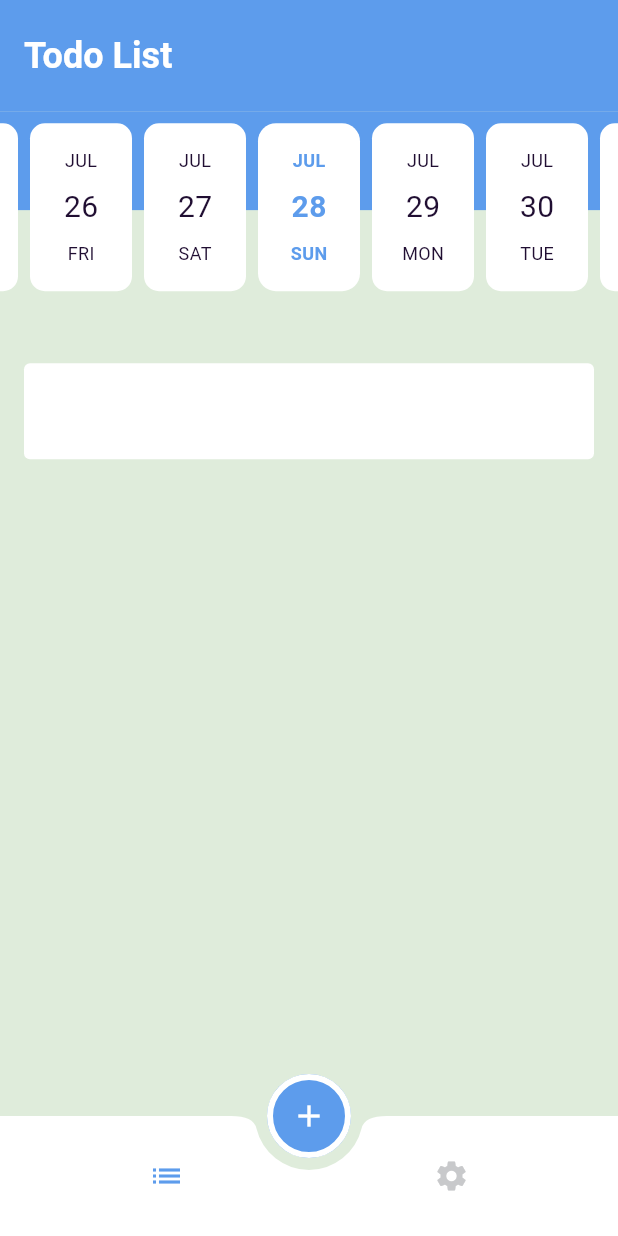
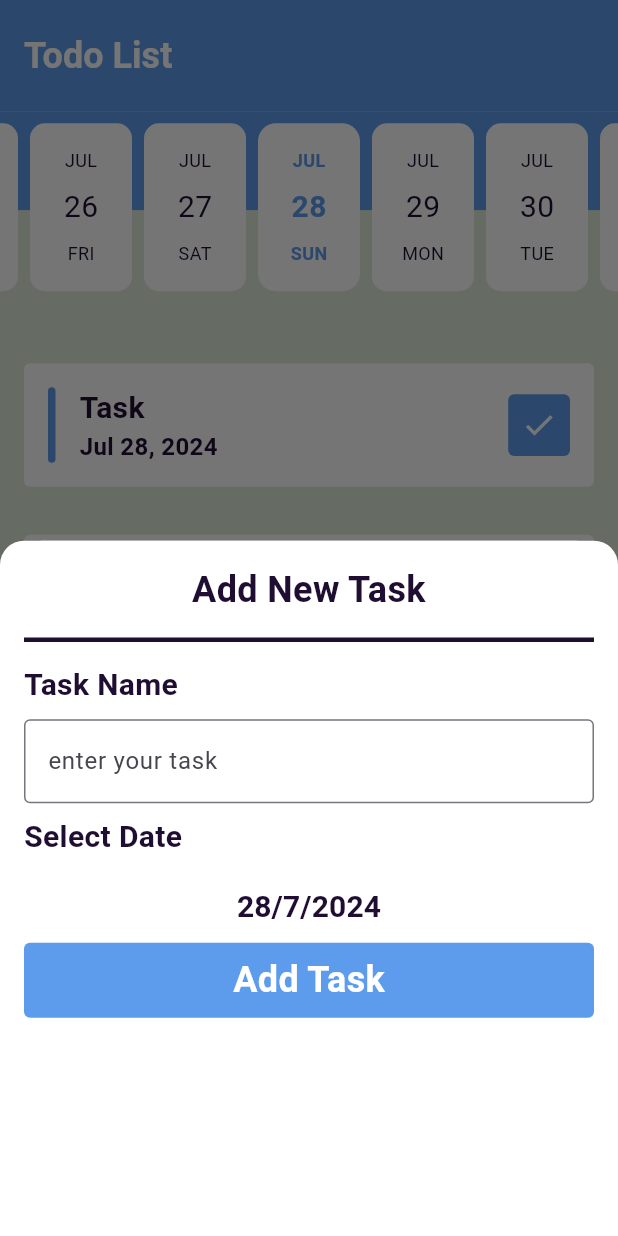
Before and after one commit to MohamedDesign-1/TodoApp, a Flutter app: the screen it shows after launch, after a tap on the "add" icon, on a phone screen of 412 x 824 dp. Run offline on Flutter 3.47's test engine with Material 3 defaults, Android fonts, the phone set to English and light mode, and no system bars; drawn by our look-alikes of easy_date_timeline, flutter_slidable; our stand-ins replace google_fonts; generated files the repository leaves out were written again; Roboto replaces fonts that are missing (Cairo).

Commit message:
finished tasks list and add local . add edit task screen

```diff
--- a/lib/l10n/app_ar.arb
+++ b/lib/l10n/app_ar.arb
@@ -2,6 +2,7 @@
 "app_title" : "قائمة المهام",
 "done" : "انتهيت",
 "delete" : "احذف",
+"edit" : "تعديل",
 "settings" : "الاعدادات",
 "tasks_list" : "قائمة المهام",
 "language" : "اللغات",
@@ -14,5 +15,11 @@
 "hint_title_edit" : "ادخل العنوان الجديد",
 "hint_details_edit" : "تفاصيل المهمه",
 "save_changes_btn" : "احفظ التغيرات",
-"hint_enter_your_task" : "ادخل مهمتك"
+"hint_enter_your_task" : "ادخل مهمتك",
+"add_new_task" : "اضافة مهمه جديده",
+"error_massage" : "الرجاء ادخال عنوان المهمه",
+"task_name" : "اسم المهمه",
+"select_date" : "اختر التاريخ",
+"task_date" : "تاريخ المهمه",
+"add_task" : "اضافة المهمه"
 }
--- a/lib/l10n/app_en.arb
+++ b/lib/l10n/app_en.arb
@@ -2,6 +2,7 @@
 "app_title" : "Todo List",
 "done" : "Done",
 "delete" : "Delete",
+"edit" : "Edit",
 "settings" : "Settings",
 "tasks_list" : "Task List",
 "language" : "Language",
@@ -14,5 +15,11 @@
 "hint_title_edit" : "This is title",
 "hint_details_edit" : "Task details",
 "save_changes_btn" : "Save Changes",
-"hint_enter_your_task" : "enter your task"
+"hint_enter_your_task" : "enter your task",
+"add_new_task" : "Add New Task",
+"error_massage" : "Please Enter Task Name",
+"task_name" : "Task Name",
+"select_date" : "Select Date",
+"task_date" : "Task Date",
+"add_task" : "Add Task"
 }
--- a/lib/main.dart
+++ b/lib/main.dart
@@ -1,13 +1,11 @@
 import 'package:flutter/material.dart';
 import 'package:provider/provider.dart';
+import 'package:todoapp/pages/edit_task.dart';
 import 'package:todoapp/pages/home_screen.dart';
 import 'package:flutter_gen/gen_l10n/app_localizations.dart';
-import 'package:todoapp/pages/settings.dart';
-import 'package:todoapp/pages/task_lists.dart';
 import 'package:todoapp/providers/bottom_nav_select.dart';
 import 'package:todoapp/providers/select_language.dart';
 import 'package:todoapp/providers/select_theme.dart';
-
 void main() {
   runApp (MultiProvider(
       providers: [
@@ -30,8 +28,9 @@ class TodoApp extends StatelessWidget {
       initialRoute: HomeScreen.routeName,
       routes: {
         HomeScreen.routeName: (context) => HomeScreen(),
+        EditTask.routeName: (context) => EditTask(),
       },
-      themeMode: providerTheme.appTheme == 'dark' ? ThemeMode.dark : ThemeMode.light,
+      themeMode: providerTheme.isDarkMode() ? ThemeMode.dark : ThemeMode.light,
       locale: Locale(provider.appLanguage),
       localizationsDelegates: AppLocalizations.localizationsDelegates,
       supportedLocales: AppLocalizations.supportedLocales,
--- /dev/null
+++ b/lib/pages/edit_task.dart
@@ -0,0 +1,24 @@
+import 'package:flutter/material.dart';
+
+import '../style/theme_app.dart';
+import 'package:flutter_gen/gen_l10n/app_localizations.dart';
+
+class EditTask extends StatelessWidget {
+  static const String routeName = 'EditTaskPage';
+  const EditTask({Key? key}) : super(key: key);
+
+  @override
+  Widget build(BuildContext context) {
+    return Scaffold(
+      backgroundColor: ThemeApp.lightTheme.scaffoldBackgroundColor ,
+      appBar: AppBar(
+        title: Text(
+          AppLocalizations.of(context)!.app_title,
+          style: ThemeApp.lightTheme.textTheme.titleLarge,
+        ),
+        backgroundColor: ThemeApp.lightTheme.appBarTheme.backgroundColor,
+        toolbarHeight: MediaQuery.of(context).size.height * 0.09,
+      ),
+    );
+  }
+}
--- a/lib/pages/home_screen.dart
+++ b/lib/pages/home_screen.dart
@@ -4,6 +4,7 @@ import 'package:provider/provider.dart';
 import 'package:todoapp/style/app_colors.dart';
 import 'package:todoapp/style/theme_app.dart';
 import 'package:flutter_gen/gen_l10n/app_localizations.dart';
+import 'package:todoapp/widgets/task_bottom_sheet.dart';
 import '../providers/bottom_nav_select.dart';
 import '../providers/select_language.dart';
 import '../providers/select_theme.dart';
@@ -102,7 +103,7 @@ class _HomeScreenState extends State<HomeScreen> {
       ),
       bottomNavigationBar: BottomAppBar(
         color: AppColors.whiteColor,
-        shape: CircularNotchedRectangle(),
+        shape: const CircularNotchedRectangle(),
         notchMargin: 8,
         child: Row(
           mainAxisSize: MainAxisSize.max,
@@ -112,7 +113,7 @@ class _HomeScreenState extends State<HomeScreen> {
               icon: Icon(
                 Icons.list,
                 color: provider.selectedIndex == 0
-                    ? AppColors.selectedColor
+                    ? AppColors.primeryColor
                     : AppColors.unSelectedColor,
               ),
               onPressed: () {
@@ -123,7 +124,7 @@ class _HomeScreenState extends State<HomeScreen> {
               icon: Icon(
                 Icons.settings,
                 color: provider.selectedIndex == 1
-                    ? AppColors.selectedColor
+                    ? AppColors.primeryColor
                     : AppColors.unSelectedColor,
               ),
               onPressed: () {
@@ -136,15 +137,23 @@ class _HomeScreenState extends State<HomeScreen> {
       floatingActionButton: FloatingActionButton(
         shape: ThemeApp.lightTheme.floatingActionButtonTheme.shape,
         backgroundColor: ThemeApp.lightTheme.appBarTheme.backgroundColor,
-        onPressed: () {},
+        onPressed: () {
+          addTaskBottomSheet();
+        },
+        elevation: ThemeApp.lightTheme.floatingActionButtonTheme.elevation,
+        hoverElevation: 0,
         child: Icon(
           Icons.add,
           color: ThemeApp.lightTheme.iconTheme.color,
         ),
-        elevation: ThemeApp.lightTheme.floatingActionButtonTheme.elevation,
-        hoverElevation: 0,
       ),
       floatingActionButtonLocation: FloatingActionButtonLocation.centerDocked,
     );
   }
+
+  void addTaskBottomSheet() {
+    showModalBottomSheet(context: context,
+    builder: (context) => TaskBottomSheet(),
+    );
+  }
 }
--- a/lib/pages/task_lists.dart
+++ b/lib/pages/task_lists.dart
@@ -1,23 +1,112 @@
 import 'package:flutter/material.dart';
+import 'package:flutter_slidable/flutter_slidable.dart';
+import 'package:intl/intl.dart';
+import 'package:todoapp/pages/edit_task.dart';
 import 'package:todoapp/style/app_colors.dart';
+import 'package:todoapp/style/theme_app.dart';
+import 'package:flutter_gen/gen_l10n/app_localizations.dart';
 
-class TaskLists extends StatelessWidget {
+class TaskLists extends StatefulWidget {
   static const String routeName = 'TaskListPage';
 
   @override
+  State<TaskLists> createState() => _TaskListsState();
+}
+
+class _TaskListsState extends State<TaskLists> {
+  @override
   Widget build(BuildContext context) {
-    return Container(
-        margin:  EdgeInsets.all(16),
-        height: 64,
+    return Expanded(
+      child: ListView.builder(
+        itemBuilder: (context, index) => Container(
+          margin: EdgeInsets.all(16),
+          child: Slidable(
+            startActionPane: ActionPane(
+              extentRatio: 0.25,
+              motion: const ScrollMotion(),
+              dismissible: DismissiblePane(onDismissed: () {}),
+              children: [
+                SlidableAction(
+                  onPressed: (context){},
+                  backgroundColor: Color(0xFFFE4A49),
+                  foregroundColor: Colors.white,
+                  icon: Icons.delete,
+                  label: AppLocalizations.of(context)!.delete,
+                  borderRadius: const BorderRadius.only(topLeft: Radius.circular(4), bottomLeft: Radius.circular(4)),
+                ),
+              ],
+            ),
+            endActionPane: ActionPane(
+              extentRatio: 0.25,
+              motion: const ScrollMotion(),
+              children: [
+                SlidableAction(
+                  onPressed: (context){
+                    Navigator.of(context).pushNamed(EditTask.routeName);
+                  },
+                  backgroundColor: Color(0xFF21B7CA),
+                  foregroundColor: Colors.white,
+                  icon: Icons.edit,
+                  label: AppLocalizations.of(context)!.edit ,
+                  borderRadius: const BorderRadius.only(topRight: Radius.circular(4), bottomRight: Radius.circular(4)),
+                ),
+              ],
+            ),
+            child: Container(
+              height: MediaQuery.of(context).size.height / 10,
               decoration: BoxDecoration(
                   color: AppColors.whiteColor,
                   shape: BoxShape.rectangle,
-          borderRadius: BorderRadius.circular(4)
+                  borderRadius: BorderRadius.circular(4)),
+              child: Row(
+                mainAxisAlignment: MainAxisAlignment.spaceBetween,
+                children: [
+                  Container(
+                    width: 5,
+                    margin: EdgeInsets.all(16),
+                    height: MediaQuery.of(context).size.height,
+                    decoration: BoxDecoration(
+                        color: AppColors.primeryColor,
+                        shape: BoxShape.rectangle,
+                        borderRadius: BorderRadius.circular(4)),
                   ),
-        child: const Row(
+                  Expanded(
+                  child: Column(
+                    mainAxisAlignment: MainAxisAlignment.center,
+                    crossAxisAlignment: CrossAxisAlignment.start,
                     children: [
-
+                      Text('Task',
+                      style: ThemeApp.lightTheme.textTheme.titleMedium,
+                      ),
+                      Text(DateFormat.yMMMd().format(DateTime.now()) ,
+                        style: ThemeApp.lightTheme.textTheme.titleMedium?.copyWith(
+                          fontSize: 16
+                        ),
+                      ),
                     ],
+                  ),
+                  ),
+                  InkWell(
+                    onTap: () {},
+                    child: Container(
+                      margin: const EdgeInsets.all(16),
+                      padding: const EdgeInsets.all(8),
+                      width: MediaQuery.of(context).size.width * 0.1,
+                      height: MediaQuery.of(context).size.width * 0.1,
+                      decoration: BoxDecoration(
+                        color: AppColors.primeryColor,
+                        shape: BoxShape.rectangle,
+                        borderRadius: BorderRadius.circular(4),
+                      ),
+                      child: const Icon(Icons.check , color: AppColors.whiteColor,),
+                    ),
+                  )
+                ],
+              ),
+            ),
+          ),
+        ),
+        itemCount: 10,
       ),
     );
   }
--- a/lib/style/theme_app.dart
+++ b/lib/style/theme_app.dart
@@ -57,7 +57,7 @@ class ThemeApp {
             width: 4,
           ),
         )),
-    bottomAppBarTheme: BottomAppBarTheme(
+    bottomAppBarTheme: const BottomAppBarTheme(
       color: AppColors.whiteColor,
       shape: CircularNotchedRectangle(),
     ),
@@ -69,78 +69,18 @@ class ThemeApp {
             borderRadius: BorderRadius.circular(8),
           ),
         ),
-        backgroundColor: WidgetStateProperty.all(AppColors.primeryColor),
       )
     ),
-  );
-  static final ThemeData darkTheme = ThemeData(
-    scaffoldBackgroundColor: AppColors.backgroundDarkColor,
-    appBarTheme: const AppBarTheme(
-      backgroundColor: AppColors.primeryColor,
-      elevation: 0,
-    ),
-    textTheme: TextTheme(
-      titleLarge: GoogleFonts.cairo(
-        color: AppColors.whiteColor,
-        fontSize: 24,
-        fontWeight: FontWeight.bold,
-      ),
-      titleMedium: GoogleFonts.cairo(
-        color: AppColors.blackColor,
-        fontSize: 20,
-        fontWeight: FontWeight.bold,
-      ),
-      titleSmall: GoogleFonts.cairo(
-        color: AppColors.whiteColor,
-        fontSize: 18,
-        fontWeight: FontWeight.bold,
-      ),
-      bodyLarge: GoogleFonts.cairo(
-        color: AppColors.blackColor,
-        fontSize: 24,
-        fontWeight: FontWeight.bold,
-      ),
-      bodyMedium: GoogleFonts.cairo(
-        color: AppColors.primeryColor,
-        fontSize: 14,
-        fontWeight: FontWeight.normal,
-      ),
-      bodySmall: GoogleFonts.cairo(
-        color: AppColors.blackColor,
-        fontSize: 12,
-        fontWeight: FontWeight.bold,
-      ),
-    ),
-    iconTheme: const IconThemeData(
-      color: AppColors.whiteColor,
-    ),
-    floatingActionButtonTheme: const FloatingActionButtonThemeData(
-        backgroundColor: AppColors.primeryColor,
-        iconSize: 20,
-        elevation: 0,
-        shape: RoundedRectangleBorder(
-          borderRadius: BorderRadius.all(
-            Radius.circular(32),
+    elevatedButtonTheme: ElevatedButtonThemeData(
+      style: ButtonStyle(
+        minimumSize: WidgetStateProperty.all(const Size(100, 48)),
+        backgroundColor: WidgetStateProperty.all(AppColors.primeryColor),
+        shape: WidgetStateProperty.all(
+          RoundedRectangleBorder(
+            borderRadius: BorderRadius.circular(4),
           ),
-          side: BorderSide(
-            color: AppColors.whiteColor,
-            width: 4,
-          ),
-        )),
-    bottomAppBarTheme: BottomAppBarTheme(
-      color: AppColors.whiteColor,
-      shape: CircularNotchedRectangle(),
-    ),
-    iconButtonTheme: IconButtonThemeData(
-        style: ButtonStyle(
-          iconColor: WidgetStateProperty.all(AppColors.whiteColor),
-          shape: WidgetStateProperty.all(
-            RoundedRectangleBorder(
-              borderRadius: BorderRadius.circular(8),
-            ),
-          ),
-          backgroundColor: WidgetStateProperty.all(AppColors.primeryColor),
-        )
+        ),
+      )
     ),
   );
 
--- /dev/null
+++ b/lib/widgets/custom_btn.dart
@@ -0,0 +1,25 @@
+import 'package:flutter/material.dart';
+
+import '../style/app_colors.dart';
+import '../style/theme_app.dart';
+
+class CustomBtn extends StatelessWidget {
+  String titleBtn;
+  Function onTap;
+  CustomBtn({required this.titleBtn , required this.onTap});
+
+  @override
+  Widget build(BuildContext context) {
+    return GestureDetector(
+      onTap: () => onTap(),
+      child: Container(
+        height: 50,
+        decoration: BoxDecoration(
+          color: AppColors.primeryColor,
+          borderRadius: BorderRadius.circular(4),
+        ),
+        child: Center(child: Text(titleBtn, style: ThemeApp.lightTheme.textTheme.titleLarge,)),
+      ),
+    );
+  }
+}
--- /dev/null
+++ b/lib/widgets/task_bottom_sheet.dart
@@ -0,0 +1,125 @@
+import 'package:flutter/material.dart';
+import 'package:flutter_gen/gen_l10n/app_localizations.dart';
+import '../style/app_colors.dart';
+import '../style/theme_app.dart';
+import 'custom_btn.dart';
+
+class TaskBottomSheet extends StatefulWidget {
+  @override
+  State<TaskBottomSheet> createState() => _TaskBottomSheetState();
+}
+
+class _TaskBottomSheetState extends State<TaskBottomSheet> {
+  var selectDate = DateTime.now();
+  var formkey = GlobalKey<FormState>();
+  @override
+  Widget build(BuildContext context) {
+    return Container(
+      padding: const EdgeInsets.all(16),
+      decoration: const BoxDecoration(
+        color: AppColors.whiteColor,
+        borderRadius: BorderRadius.only(
+          topLeft: Radius.circular(16),
+          topRight: Radius.circular(16),
+        ),
+      ),
+      child: Column(
+        crossAxisAlignment: CrossAxisAlignment.stretch,
+        children: [
+          Text(
+            AppLocalizations.of(context)!.add_new_task,
+            style: ThemeApp.lightTheme.textTheme.bodyLarge,
+            textAlign: TextAlign.center,
+          ),
+          const SizedBox(
+            height: 8,
+          ),
+          const Divider(
+            thickness: 3,
+            color: AppColors.blackColor,
+          ),
+          const SizedBox(
+            height: 8,
+          ),
+          Text(
+            AppLocalizations.of(context)!.task_name,
+            style: ThemeApp.lightTheme.textTheme.titleMedium,
+          ),
+          const SizedBox(
+            height: 8,
+          ),
+          Form(
+            key: formkey,
+            child: TextFormField(
+              validator: (value){
+              if (value == null || value.isEmpty) {
+                return AppLocalizations.of(context)!.error_massage;
+                }
+              return null;
+              },
+              decoration: InputDecoration(
+                  border: OutlineInputBorder(
+                    borderRadius: BorderRadius.circular(4),
+                  ),
+                  focusedBorder: OutlineInputBorder(
+                    borderRadius: BorderRadius.circular(4),
+                    borderSide: const BorderSide(color: AppColors.primeryColor),
+                  ),
+                  hintText: AppLocalizations.of(context)!.hint_enter_your_task,
+                  enabled: true,
+                  errorBorder: OutlineInputBorder(
+                    borderRadius: BorderRadius.circular(4),
+                    borderSide: const BorderSide(color: AppColors.redColor),
+                  )),
+            ),
+          ),
+          const SizedBox(
+            height: 8,
+          ),
+          Text(
+            AppLocalizations.of(context)!.select_date,
+            style: ThemeApp.lightTheme.textTheme.titleMedium,
+          ),
+          const SizedBox(
+            height: 8,
+          ),
+          TextButton(
+            onPressed: () {
+              showCalendar();
+            },
+            child : Text('${selectDate.day}/${selectDate.month}/${selectDate.year}',
+            style: ThemeApp.lightTheme.textTheme.titleMedium,
+            textAlign: TextAlign.center,
+            ),
+          ),
+          CustomBtn(
+              titleBtn: AppLocalizations.of(context)!.add_task,
+              onTap: () {
+                addTask();
+              }
+          )
+        ],
+      ),
+    );
+  }
+
+  void showCalendar() async {
+    var chosenDate = await showDatePicker(
+      context: context,
+      initialDate: DateTime.now(),
+      firstDate: DateTime.now(),
+      lastDate: DateTime.now().add(const Duration(days: 365)),
+    );
+    setState(
+      () {
+        selectDate = chosenDate!;
+      },
+    );
+  }
+
+  void addTask() {
+    if (formkey.currentState!.validate() == true) {
+      /// Add Task
+    }
+  }
+}
--- a/pubspec.yaml
+++ b/pubspec.yaml
@@ -28,8 +28,8 @@ environment:
 # the latest version available on pub.dev. To see which dependencies have newer
 # versions available, run `flutter pub outdated`.
 dependencies:
+  flutter_slidable: ^3.1.1
   easy_date_timeline: ^1.1.3
-  curved_navigation_bar: ^1.0.6
   flutter_native_splash: ^2.4.1
   google_fonts: ^6.2.1
   provider: ^6.1.2
```
Also changed, not shown: pubspec.lock, 2 other files. Lines whose indentation alone changed are shown as unchanged.
